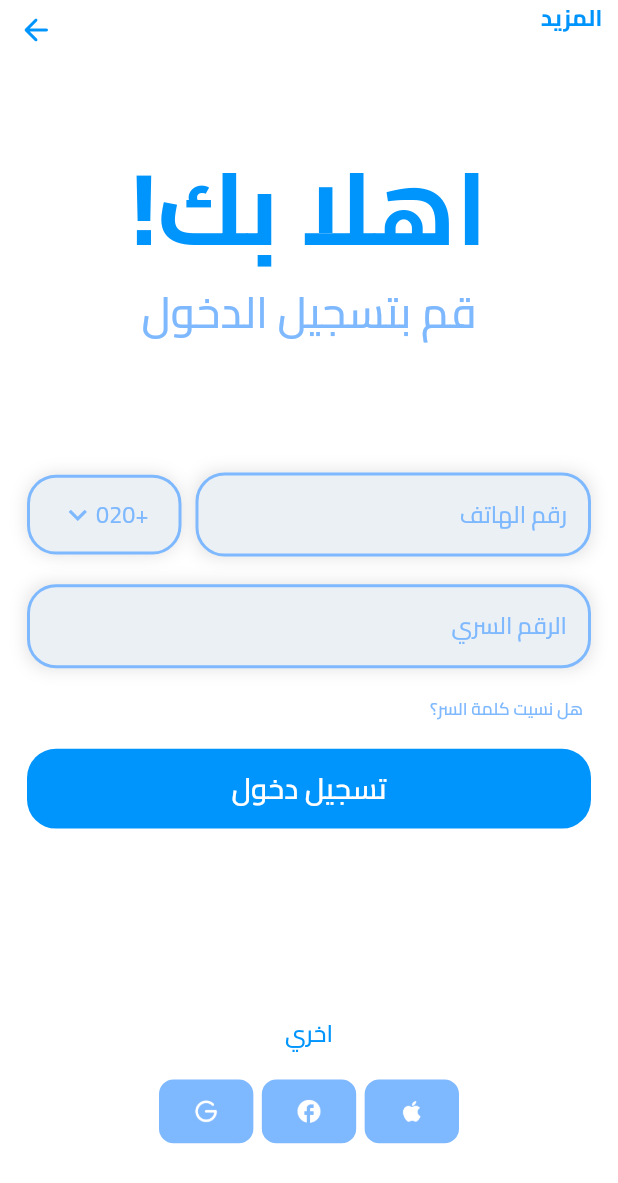
After one commit to AlaaNabilKhalaf/Wqaya, a Flutter app: the LoginView screen opened directly, on a phone screen of 412 x 824 dp. The commit adds this screen. Shown: the top 1183 px of the screen. Run offline on Flutter 3.47's test engine with Material 3 defaults, Android fonts, the phone set to English and light mode, and no system bars; our stand-ins replace bloc, easy_localization, flutter_screenutil, flutter_svg; project files that could hold a hidden picture were left out.

Commit message:
Adding Login View

```diff
--- a/assets/locals/translations/ar-EG.json
+++ b/assets/locals/translations/ar-EG.json
@@ -18,5 +18,14 @@
   "male": "ذكر",
   "followingUp": "تابع التسجيل",
   "female": "انثى",
-  "other": "اخري"
+  "other": "اخري",
+  "welcomeToYou" : "اهلا بك!",
+  "startLogin" : "قم بتسجيل الدخول",
+  "phoneNumber" : "رقم الهاتف",
+  "password" : "كلمة السر",
+  "forgetPassword" : "هل نسيت كلمة السر؟",
+  "confirmPassword": "تاكيد كلمة السر",
+  "name": "الاسم",
+  "startSignUp" : "ابدأ انشاء حسابك",
+  "getCode": "الحضول علي كود التاكيد"
 }
--- a/lib/Features/Auth/Presentation/Views/following_up_view.dart
+++ b/lib/Features/Auth/Presentation/Views/following_up_view.dart
@@ -30,7 +30,7 @@ class FollowingUpView extends StatelessWidget {
           padding: const EdgeInsets.all(18.0),
           child: Column(
             crossAxisAlignment: CrossAxisAlignment.stretch,
-          mainAxisAlignment: MainAxisAlignment.center,
+          mainAxisAlignment: MainAxisAlignment.spaceEvenly,
           children: [
 
             //Text
--- a/lib/Features/Auth/Presentation/Views/login_view.dart
+++ b/lib/Features/Auth/Presentation/Views/login_view.dart
@@ -1,10 +1,21 @@
 import 'package:flutter/material.dart';
+import 'package:flutter_screenutil/flutter_screenutil.dart';
+
+import '../../../../Core/Utils/colors.dart';
+import '../../../../Core/widgets/custom_app_bar.dart';
+import '../Widgets/login_view_body.dart';
 
 class LoginView extends StatelessWidget {
   const LoginView({super.key});
 
   @override
   Widget build(BuildContext context) {
-    return const Scaffold();
+    return    Scaffold(
+        resizeToAvoidBottomInset: false,
+        backgroundColor: myWhiteColor,
+        appBar: PreferredSize(preferredSize: Size.fromHeight(30.h),
+            child: const CustomAppBar()),
+        body: const LoginViewBody()
+    );
   }
 }
--- a/lib/Features/Auth/Presentation/Views/signup_view.dart
+++ b/lib/Features/Auth/Presentation/Views/signup_view.dart
@@ -1,10 +1,15 @@
 import 'package:flutter/material.dart';
+
+import '../../../../Core/Utils/colors.dart';
 
 class SignUpView extends StatelessWidget {
   const SignUpView({super.key});
 
   @override
   Widget build(BuildContext context) {
-    return const Scaffold();
+    return const Scaffold(
+      backgroundColor: myWhiteColor,
+
+    );
   }
 }
--- /dev/null
+++ b/lib/Features/Auth/Presentation/Widgets/custom_dropdown_phones.dart
@@ -0,0 +1,65 @@
+import 'package:flutter/material.dart';
+import 'package:flutter_screenutil/flutter_screenutil.dart';
+
+import '../../../../Core/Utils/colors.dart';
+import '../../../../Core/Utils/fonts.dart';
+
+class CustomDropdownPhones extends StatefulWidget {
+  const CustomDropdownPhones({super.key});
+
+  @override
+  State<CustomDropdownPhones> createState() => _CustomDropdownPhonesState();
+}
+
+class _CustomDropdownPhonesState extends State<CustomDropdownPhones> {
+// List of governments
+  final List<String> governments = [
+    '+020',
+    '+050',
+    '+080',
+    '+040',
+    '+090',
+  ];
+
+// Selected government
+  String selectedGovernment = '+020';
+
+  @override
+  Widget build(BuildContext context) {
+    return Row(
+      mainAxisSize: MainAxisSize.min,
+      children: [
+        DropdownButton<String>(
+          dropdownColor: myWhiteColor,
+          menuWidth: MediaQuery.of(context).size.width*0.25,
+          elevation: 2,
+          borderRadius: BorderRadius.circular(25.r),
+          value: selectedGovernment,
+          icon: const Icon(
+            Icons.keyboard_arrow_down,
+            color: bottomColor, // Dropdown arrow color
+          ),
+          underline: const SizedBox(), // Removes the default underline
+          items: governments.map((String government) {
+            return DropdownMenuItem<String>(
+              value: government,
+              child: Text(
+                government,
+                style: TextStyle(
+                    color: bottomColor, // Text color
+                    fontSize: 16.sp,
+                    fontFamily: medium
+                ),
+              ),
+            );
+          }).toList(),
+          onChanged: (String? newValue) {
+            setState(() {
+              selectedGovernment = newValue!;
+            });
+          },
+        ),
+      ],
+    );
+  }
+}
--- a/lib/Features/Auth/Presentation/Widgets/following_up_form_fields.dart
+++ b/lib/Features/Auth/Presentation/Widgets/following_up_form_fields.dart
@@ -5,7 +5,7 @@ import '../../../../Core/Utils/fonts.dart';
 import '../../../../Core/widgets/custom_button.dart';
 import '../../../../Core/widgets/text_form_fields.dart';
 import '../../../../Core/widgets/texts.dart';
-import 'custom_dropdown_button.dart';
+import 'custom_dropdown_governments.dart';
 
 class FollowingUpFormFields extends StatefulWidget {
   const FollowingUpFormFields({super.key});
@@ -78,7 +78,7 @@ class _FollowingUpFormFieldsState extends State<FollowingUpFormFields> {
                   borderRadius: BorderRadius.circular(20.r)),
               child: const CustomDropdownButton()
 
-            )
+            ),
           ],
         ),
         Padding(
--- /dev/null
+++ b/lib/Features/Auth/Presentation/Widgets/login_view_body.dart
@@ -0,0 +1,77 @@
+import 'package:flutter/material.dart';
+import 'package:flutter_screenutil/flutter_screenutil.dart';
+import 'package:wqaya/Features/Auth/Presentation/Widgets/social_login_widget.dart';
+
+import '../../../../Core/Utils/colors.dart';
+import '../../../../Core/Utils/fonts.dart';
+import '../../../../Core/widgets/custom_button.dart';
+import '../../../../Core/widgets/text_form_fields.dart';
+import '../../../../Core/widgets/texts.dart';
+import 'custom_dropdown_phones.dart';
+
+class LoginViewBody extends StatefulWidget {
+  const LoginViewBody({super.key});
+
+  @override
+  State<LoginViewBody> createState() => _LoginViewBodyState();
+}
+TextEditingController phoneNumberController = TextEditingController();
+TextEditingController passwordController = TextEditingController();
+class _LoginViewBodyState extends State<LoginViewBody> {
+  @override
+  Widget build(BuildContext context) {
+    return Padding(
+      padding: const EdgeInsets.all(18.0),
+      child: Column(
+        mainAxisAlignment: MainAxisAlignment.spaceAround,
+        children: [
+          Column(
+            children: [
+              RegularText(text: 'welcomeToYou', fontSize: 70.sp, textColor: primaryColor, fontFamily: bold),
+              RegularText(text: 'startLogin', fontSize: 30.sp, textColor: bottomColor, fontFamily: medium),
+            ],
+          ),
+
+          Column(
+            crossAxisAlignment: CrossAxisAlignment.start,
+            children: [
+              Row(
+                mainAxisAlignment: MainAxisAlignment.spaceBetween,
+                children: [
+                  SizedBox(
+                      width: MediaQuery.of(context).size.width*0.64,
+                      child: CustomTextFormField(fieldController: phoneNumberController, hintText: 'رقم الهاتف')),
+                  Container(
+                    alignment: Alignment.center,
+                    height: 55.h,
+                    width: MediaQuery.of(context).size.width*0.25,
+                    decoration: BoxDecoration(
+                        border: Border.all(color: bottomColor,width:2),
+                        color: textFormBackgroundColor,
+                        boxShadow: [BoxShadow(color:Colors.grey.shade300,blurRadius: 10.r,)],
+                        borderRadius: BorderRadius.circular(20.r)),
+                    child: const CustomDropdownPhones(),
+                  ),
+                ],
+              ),
+              SizedBox(height: 19.h,),
+
+              CustomTextFormField(fieldController: passwordController, hintText: 'الرقم السري'),
+              Padding(
+                padding: EdgeInsets.symmetric(vertical: 19.h,horizontal: 5.w),
+                child: RegularText(text: 'forgetPassword', fontSize: 12.sp, textColor: bottomColor, fontFamily: medium),
+              ),
+              RegularButton(
+                  height: 55.h,
+                  buttonColor: primaryColor, borderRadius: 20.r, onTap: (){}, child: RegularText(text: 'login', fontSize: 20.sp, textColor: myWhiteColor, fontFamily: semiBold))
+
+            ],
+          ),
+
+
+          const SocialLoginWidget()
+        ],
+      ),
+    );
+  }
+}
--- a/lib/Features/Auth/Presentation/Widgets/social_login_widget.dart
+++ b/lib/Features/Auth/Presentation/Widgets/social_login_widget.dart
@@ -13,7 +13,7 @@ class SocialLoginWidget extends StatelessWidget {
   Widget build(BuildContext context) {
     return  Column(
       children: [
-        SizedBox(height: 70.h,),
+        SizedBox(height: 40.h,),
 
         //Others Bottom
         RegularText(text: 'other', fontSize: 16.sp, textColor: primaryColor, fontFamily: semiBold),
```
Also changed, not shown: lib/Features/Auth/Presentation/Widgets/custom_dropdown_governments.dart (renamed from lib/Features/Auth/Presentation/Widgets/custom_dropdown_button.dart).
